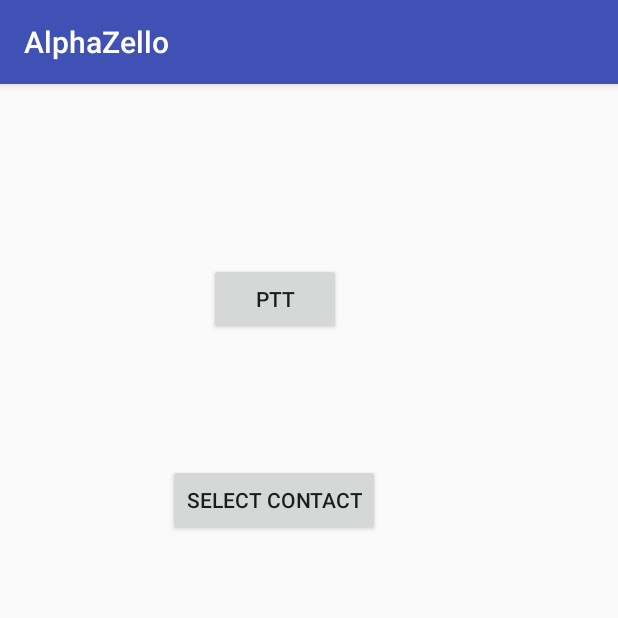
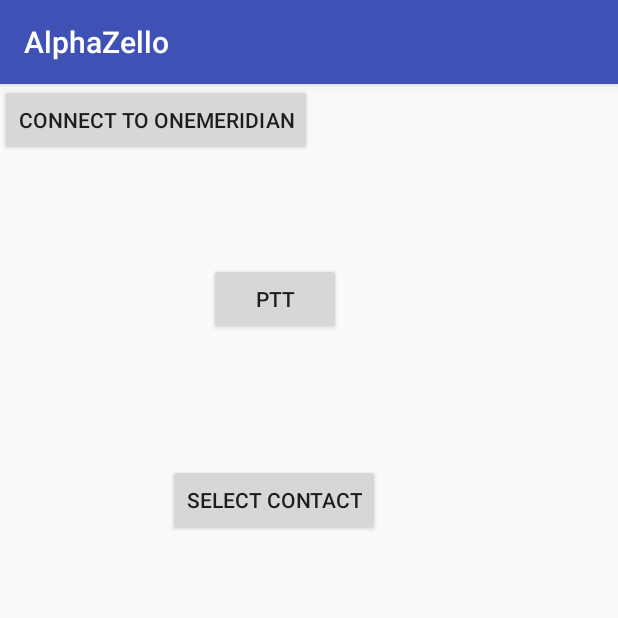
Before and after one commit to shuyangc/AlphaZello, an Android app: the screen it shows after launch (MainActivity), on a phone screen of 412 x 824 dp, the top half of it. Run offline under Robolectric (Android 15) with nearby library versions, the phone set to English and light mode, and no system bars.

Commit message:
add poc for channel feature

```diff
--- a/app/src/main/java/pmxt36/alphazello/MainActivity.java
+++ b/app/src/main/java/pmxt36/alphazello/MainActivity.java
@@ -26,6 +26,8 @@ NOTE: You need to have zello work app (not the one from appstore) installed usin
 * */
 
 public class MainActivity extends AppCompatActivity {
+
+    boolean isConnected = false;
 
     @Override
     protected void onCreate(Bundle savedInstanceState) {
@@ -76,5 +78,30 @@ public class MainActivity extends AppCompatActivity {
                 return false;
             }
         });
+
+        // Connect channel
+        final String channelName = "ONEMERIDIAN";
+        final Button connectButton = (Button) findViewById(R.id.connect);
+        connectButton.setText(String.format("Connect to %s", channelName));
+
+        connectButton.setOnClickListener(new View.OnClickListener() {
+            @Override
+            public void onClick(View v) {
+                if (isConnected){
+                    Zello.getInstance().disconnectChannel(channelName);
+                }else {
+                    Zello.getInstance().connectChannel(channelName);
+                    Zello.getInstance().setSelectedChannelOrGroup(channelName);
+                }
+
+                isConnected = !isConnected;
+
+                if (isConnected){
+                    connectButton.setText(String.format("Disconnect from %s", channelName));
+                }else {
+                    connectButton.setText(String.format("Connect to %s", channelName));
+                }
+            }
+        });
     }
 }
--- a/app/src/main/res/layout/activity_main.xml
+++ b/app/src/main/res/layout/activity_main.xml
@@ -27,4 +27,12 @@
         android:layout_marginLeft="112dp"
         app:layout_constraintLeft_toLeftOf="parent" />
 
+    <Button
+        android:id="@+id/connect"
+        android:layout_width="wrap_content"
+        android:layout_height="wrap_content"
+        android:text="Connect"
+        tools:layout_editor_absoluteX="139dp"
+        tools:layout_editor_absoluteY="338dp" />
+
 </android.support.constraint.ConstraintLayout>
```
